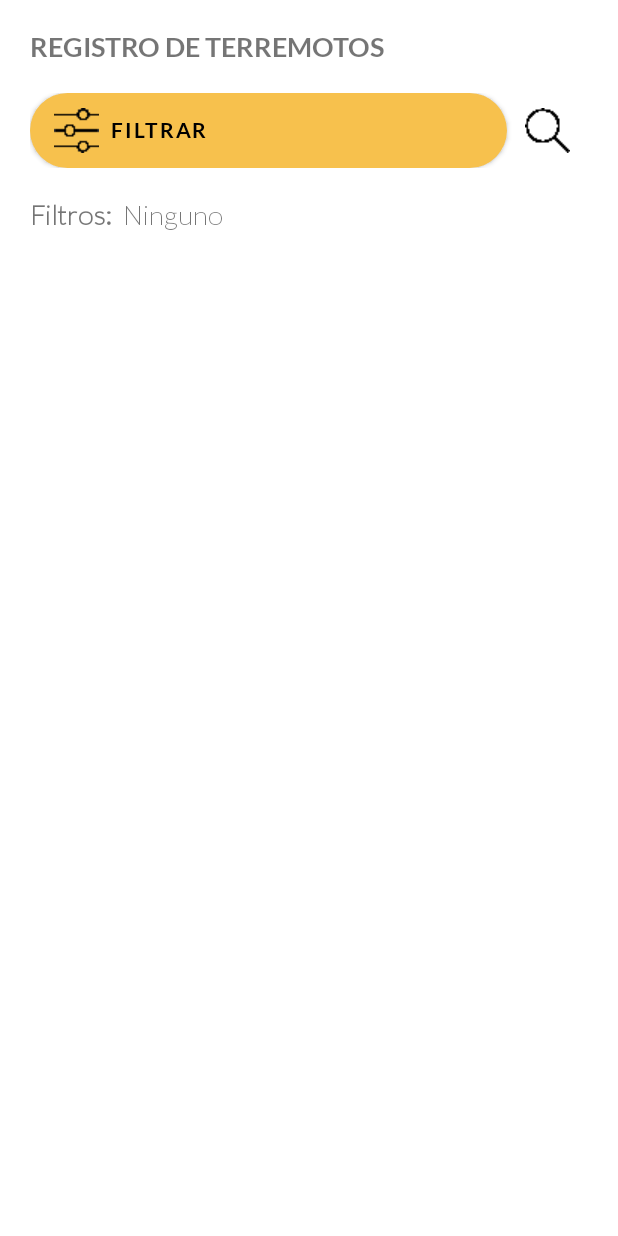
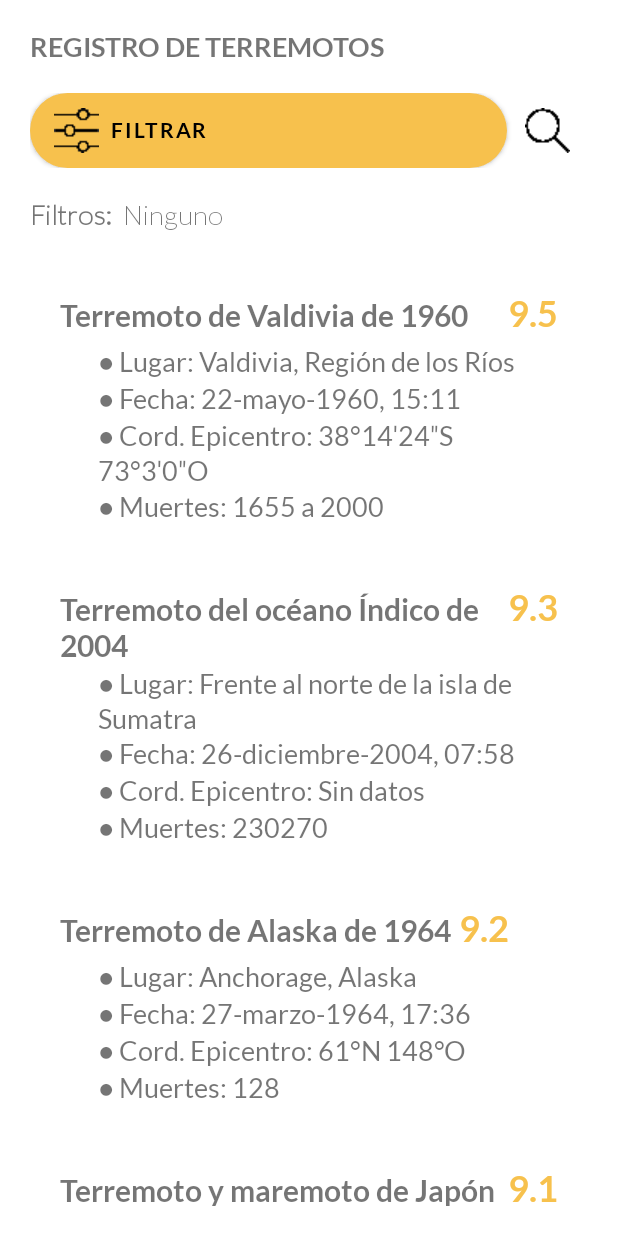
Before and after one commit to mariaduva/AD-SQLite-ProyectoT2, an Android app: the screen it shows after launch (ConsultActivity), after a tap on "CONSULTAR REGISTRO", on a phone screen of 412 x 824 dp. Run offline under Robolectric (Android 15) with nearby library versions, the phone set to English and light mode, and no system bars; our stand-ins replace Room's generated code.

Commit message:
now it loads correctly the data the first time

```diff
--- a/ProyectoBADT2_MariaDuque/app/src/main/java/com/example/proyectobadt2_maraduque/ConsultActivity.java
+++ b/ProyectoBADT2_MariaDuque/app/src/main/java/com/example/proyectobadt2_maraduque/ConsultActivity.java
@@ -1,11 +1,9 @@
 package com.example.proyectobadt2_maraduque;
 
-import androidx.appcompat.app.AlertDialog;
 import androidx.appcompat.app.AppCompatActivity;
 import androidx.recyclerview.widget.LinearLayoutManager;
 import androidx.recyclerview.widget.RecyclerView;
 
-import android.content.DialogInterface;
 import android.os.Bundle;
 import android.view.View;
 import android.widget.Button;
@@ -65,13 +63,11 @@ public class ConsultActivity extends AppCompatActivity implements View.OnClickLi
         loadDB();
 
         updateFilters();
-
-        loadRV();
     }
 
-    private void loadRV() {
+    private void loadRV(ArrayList<Terremoto> earthquakes) {
         llm = new LinearLayoutManager(this);
-        adapter = new EarthquakeAdapter(earthquakes);
+        adapter = new EarthquakeAdapter(this.earthquakes);
 
         rv.setLayoutManager(llm);
         rv.setHasFixedSize(true);
@@ -124,6 +120,9 @@ public class ConsultActivity extends AppCompatActivity implements View.OnClickLi
                 pDao.insert(p);
             }
         }
+        earthquakes = (ArrayList<Terremoto>) tDao.getAll();
+        affectedCountries = (ArrayList<PaisAfectado>) pDao.getAll();
+        loadRV(earthquakes);
     }
 
     @Override
--- a/ProyectoBADT2_MariaDuque/app/src/main/java/com/example/proyectobadt2_maraduque/dao/TerremotoDao.java
+++ b/ProyectoBADT2_MariaDuque/app/src/main/java/com/example/proyectobadt2_maraduque/dao/TerremotoDao.java
@@ -12,6 +12,7 @@ public interface TerremotoDao {
 
     @Query("SELECT * FROM TERREMOTOS")
     public List<Terremoto> getAll();
+
 
     /*
     María del futuro no se si te sirva esto, pero lo dejo por si acaso
--- a/ProyectoBADT2_MariaDuque/app/src/main/java/com/example/proyectobadt2_maraduque/data/ListadoPaisesAf.java
+++ b/ProyectoBADT2_MariaDuque/app/src/main/java/com/example/proyectobadt2_maraduque/data/ListadoPaisesAf.java
@@ -11,34 +11,34 @@ public class ListadoPaisesAf {
     public ListadoPaisesAf() {
         paisesAf = new ArrayList<PaisAfectado>();
 
-        paisesAf.add(new PaisAfectado("22 mayo 1960, 15:11", "Chile"));
-        paisesAf.add(new PaisAfectado("26 diciembre 2004, 07:58", "Indonesia"));
-        paisesAf.add(new PaisAfectado("27 marzo 1964, 17:36", "Estados Unidos"));
-        paisesAf.add(new PaisAfectado("11 marzo 2011, 14:46", "Japón"));
-        paisesAf.add(new PaisAfectado("4 noviembre 1952, 16:58", "Rusia"));
-        paisesAf.add(new PaisAfectado("13 agosto 1868, 21:30", "Chile"));
-        paisesAf.add(new PaisAfectado("28 octubre 1746, 22:30", "Perú"));
-        paisesAf.add(new PaisAfectado("26 enero 1700, 21:30", "Estados Unidos"));
-        paisesAf.add(new PaisAfectado("27 febrero 2010, 03:34", "Chile"));
-        paisesAf.add(new PaisAfectado("6 febrero 2023, 01:17", "Turquía"));
-        paisesAf.add(new PaisAfectado("6 febrero 2023, 01:17", "Siria"));
-        paisesAf.add(new PaisAfectado("31 enero 1906, 15:36", "Ecuador"));
-        paisesAf.add(new PaisAfectado("31 enero 1906, 15:36", "Colombia"));
-        paisesAf.add(new PaisAfectado("25 noviembre 1833, 20:00", "Indonesia"));
-        paisesAf.add(new PaisAfectado("1 noviembre 1755, 10:16", "Portugal"));
-        paisesAf.add(new PaisAfectado("8 julio 1730, 04:45", "Chile"));
-        paisesAf.add(new PaisAfectado("11 abril 2012, 15:38", "Indonesia"));
-        paisesAf.add(new PaisAfectado("28 marzo 2005, 23:09", "Indonesia"));
-        paisesAf.add(new PaisAfectado("9 marzo 1957, 14:22", "Estados Unidos"));
-        paisesAf.add(new PaisAfectado("15 agosto 1950", "India"));
-        paisesAf.add(new PaisAfectado("15 agosto 1950", "China"));
-        paisesAf.add(new PaisAfectado("10 noviembre 1922, 23:53", "Argentina"));
-        paisesAf.add(new PaisAfectado("28 marzo 1787, 11:30", "México"));
-        paisesAf.add(new PaisAfectado("3 febrero 1923, 04:58", "Rusia"));
-        paisesAf.add(new PaisAfectado("20 octubre 1687, 09:15", "Perú"));
-        paisesAf.add(new PaisAfectado("16 diciembre 1575, 14:30", "Chile"));
-        paisesAf.add(new PaisAfectado("16 septiembre 2015, 19:54", "Chile"));
-        paisesAf.add(new PaisAfectado("23 junio 2001, 15:33", "Perú"));
+        paisesAf.add(new PaisAfectado("22-mayo-1960, 15:11", "Chile"));
+        paisesAf.add(new PaisAfectado("26-diciembre-2004, 07:58", "Indonesia"));
+        paisesAf.add(new PaisAfectado("27-marzo-1964, 17:36", "Estados Unidos"));
+        paisesAf.add(new PaisAfectado("11-marzo-2011, 14:46", "Japón"));
+        paisesAf.add(new PaisAfectado("4-noviembre-1952, 16:58", "Rusia"));
+        paisesAf.add(new PaisAfectado("13-agosto-1868, 21:30", "Chile"));
+        paisesAf.add(new PaisAfectado("28-octubre-1746, 22:30", "Perú"));
+        paisesAf.add(new PaisAfectado("26-enero-1700, 21:30", "Estados Unidos"));
+        paisesAf.add(new PaisAfectado("27-febrero-2010, 03:34", "Chile"));
+        paisesAf.add(new PaisAfectado("6-febrero-2023, 01:17", "Turquía"));
+        paisesAf.add(new PaisAfectado("6-febrero-2023, 01:17", "Siria"));
+        paisesAf.add(new PaisAfectado("31-enero-1906, 15:36", "Ecuador"));
+        paisesAf.add(new PaisAfectado("31-enero-1906, 15:36", "Colombia"));
+        paisesAf.add(new PaisAfectado("25-noviembre-1833, 20:00", "Indonesia"));
+        paisesAf.add(new PaisAfectado("1-noviembre-1755, 10:16", "Portugal"));
+        paisesAf.add(new PaisAfectado("8-julio-1730, 04:45", "Chile"));
+        paisesAf.add(new PaisAfectado("11-abril-2012, 15:38", "Indonesia"));
+        paisesAf.add(new PaisAfectado("28-marzo-2005, 23:09", "Indonesia"));
+        paisesAf.add(new PaisAfectado("9-marzo-1957, 14:22", "Estados Unidos"));
+        paisesAf.add(new PaisAfectado("15-agosto-1950", "India"));
+        paisesAf.add(new PaisAfectado("15-agosto-1950", "China"));
+        paisesAf.add(new PaisAfectado("10-noviembre-1922, 23:53", "Argentina"));
+        paisesAf.add(new PaisAfectado("28-marzo-1787, 11:30", "México"));
+        paisesAf.add(new PaisAfectado("3-febrero-1923, 04:58", "Rusia"));
+        paisesAf.add(new PaisAfectado("20-octubre-1687, 09:15", "Perú"));
+        paisesAf.add(new PaisAfectado("16-diciembre-1575, 14:30", "Chile"));
+        paisesAf.add(new PaisAfectado("16-septiembre-2015, 19:54", "Chile"));
+        paisesAf.add(new PaisAfectado("23-junio-2001, 15:33", "Perú"));
 
     }
 
--- a/ProyectoBADT2_MariaDuque/app/src/main/java/com/example/proyectobadt2_maraduque/data/ListadoTerremotos.java
+++ b/ProyectoBADT2_MariaDuque/app/src/main/java/com/example/proyectobadt2_maraduque/data/ListadoTerremotos.java
@@ -11,31 +11,31 @@ public class ListadoTerremotos {
     public ListadoTerremotos() {
         listTerremotos = new ArrayList<>();
 
-        listTerremotos.add(new Terremoto("22 mayo 1960, 15:11", 9.5, "Terremoto de Valdivia de 1960", "Valdivia, Región de los Ríos", "38°14′24″S 73°3′0″O", "1655 a 2000"));
-        listTerremotos.add(new Terremoto("26 diciembre 2004, 07:58", 9.3, "Terremoto del océano Índico de 2004", "Frente al norte de la isla de Sumatra", "Sin datos", "230270"));
-        listTerremotos.add(new Terremoto("27 marzo 1964, 17:36", 9.2, "Terremoto de Alaska de 1964", "Anchorage, Alaska", "61°N 148°O", "128"));
-        listTerremotos.add(new Terremoto("11 marzo 2011, 14:46", 9.1, "Terremoto y maremoto de Japón de 2011", "Costa Este de la Región de Tōhoku, Honshū", "38°19′19.20″N 142°22′8.40″E", "15897"));
-        listTerremotos.add(new Terremoto("4 noviembre 1952, 16:58", 9.0, "Terremoto de Kamchatka de 1952", "Península de Kamchatka", "52°48′N 159°30′E", "2366"));
-        listTerremotos.add(new Terremoto("13 agosto 1868, 21:30", 9.0, "Terremoto de Arica de 1868", "Arica", "18°36′S 71°0′O", "693"));
-        listTerremotos.add(new Terremoto("28 octubre 1746, 22:30", 9.0, "Terremoto de Lima de 1746", "Lima y Callao", "11°21′00″S 77°16′48″O", "15000 a 20000"));
-        listTerremotos.add(new Terremoto("26 enero 1700, 21:30", 9.0, "Terremoto de Cascadia de 1700", "California, Oregón, Washington y Columbia Británica", "Sin datos", "Sin datos"));
-        listTerremotos.add(new Terremoto("27 febrero 2010, 03:34", 8.8, "Terremoto de Chile de 2010", "Cobquecura, Región del Biobío (actual Ñuble)", "35°50′45.6″S 72°42′57.6″O", "525"));
-        listTerremotos.add(new Terremoto("31 enero 1906, 15:36", 8.8, "Terremoto de Ecuador y Colombia de 1906", "Frente a las costas de Esmeraldas", "1°0′N 81°30′O", "1500"));
-        listTerremotos.add(new Terremoto("25 noviembre 1833, 20:00", 8.8, "Terremoto de Sumatra de 1833", "En el mar al sur de la isla de Sumatra, a 175 km al sur de Padang", "3°30′S 102°12′E", "Sin datos"));
-        listTerremotos.add(new Terremoto("1 noviembre 1755, 10:16", 8.7, "Terremoto de Lisboa de 1755", "Lisboa", "36°N 11°O", "60000 a 100000"));
-        listTerremotos.add(new Terremoto("8 julio 1730, 04:45", 8.7, "Terremoto de Valparaíso de 1730", "Valparaíso y La Serena", "33°30′S 71°36′O", "300"));
-        listTerremotos.add(new Terremoto("11 abril 2012, 15:38", 8.6, "Terremoto del océano Índico de 2012", "Frente al norte de la isla de Sumatra", "02°18′39.6″N 93°03′46.8″E", "10"));
-        listTerremotos.add(new Terremoto("28 marzo 2005, 23:09", 8.6, "Terremoto de Sumatra de 2005", "Frente al norte de la isla de Sumatra", "2°36′N 97°6′E", "1300"));
-        listTerremotos.add(new Terremoto("9 marzo 1957, 14:22", 8.6, "Terremoto de las islas Andreanof de 1957", "Islas Andreanof, Alaska", "51°33′36″N 175°23′24″O", "0"));
-        listTerremotos.add(new Terremoto("15 agosto 1950", 8.6, "Terremoto de Assam de 1950", "Assam (India), Tíbet (China)", "28°30′N 96°30′O", "1526"));
-        listTerremotos.add(new Terremoto("10 noviembre 1922, 23:53", 8.6, "Terremoto de Vallenar de 1922 Chile", "Región de Atacama y Provincia de Catamarca", "Sin datos", "1500"));
-        listTerremotos.add(new Terremoto("28 marzo 1787, 11:30", 8.6, "Terremoto de Nueva España de 1787", "Costas de Oaxaca y Guerrero", "Sin datos", "11"));
-        listTerremotos.add(new Terremoto("3 febrero 1923, 04:58", 8.5, "Terremoto de Kamchatka de 1923", "Península de Kamchatka", "54°N 161°E", "Sin datos"));
-        listTerremotos.add(new Terremoto("20 octubre 1687, 09:15", 8.5, "Terremotos de Lima y Callao de 1687", "Lima y Callao", "Sin datos", "5000"));
-        listTerremotos.add(new Terremoto("16 diciembre 1575, 14:30", 8.5, "Terremoto de Valdivia de 1575", "Valdivia", "39°48′S 73°12′O", "1221"));
-        listTerremotos.add(new Terremoto("16 septiembre 2015, 19:54", 8.4, "Terremoto de Coquimbo de 2015", "Frente a las costas de la Comuna de Canela, Región de Coquimbo", "31°34′52″S 71°45′07″O", "12"));
-        listTerremotos.add(new Terremoto("23 junio 2001, 15:33", 8.4, "Terremoto del sur del Perú de 2001", "Departamentos de Arequipa, Moquegua y Tacna", "16°15′36″S 73°38′24″O", "102"));
-        listTerremotos.add(new Terremoto("6 febrero 2023, 01:17", 7.8, "Terremoto de Turquía y Siria 2023", "Turquía, Siria", "37°10′26″N 37°01′55″E", "40120"));
+        listTerremotos.add(new Terremoto("22-mayo-1960, 15:11", 9.5, "Terremoto de Valdivia de 1960", "Valdivia, Región de los Ríos", "38°14′24″S 73°3′0″O", "1655 a 2000"));
+        listTerremotos.add(new Terremoto("26-diciembre-2004, 07:58", 9.3, "Terremoto del océano Índico de 2004", "Frente al norte de la isla de Sumatra", "Sin datos", "230270"));
+        listTerremotos.add(new Terremoto("27-marzo-1964, 17:36", 9.2, "Terremoto de Alaska de 1964", "Anchorage, Alaska", "61°N 148°O", "128"));
+        listTerremotos.add(new Terremoto("11-marzo-2011, 14:46", 9.1, "Terremoto y maremoto de Japón de 2011", "Costa Este de la Región de Tōhoku, Honshū", "38°19′19.20″N 142°22′8.40″E", "15897"));
+        listTerremotos.add(new Terremoto("4-noviembre-1952, 16:58", 9.0, "Terremoto de Kamchatka de 1952", "Península de Kamchatka", "52°48′N 159°30′E", "2366"));
+        listTerremotos.add(new Terremoto("13-agosto-1868, 21:30", 9.0, "Terremoto de Arica de 1868", "Arica", "18°36′S 71°0′O", "693"));
+        listTerremotos.add(new Terremoto("28-octubre-1746, 22:30", 9.0, "Terremoto de Lima de 1746", "Lima y Callao", "11°21′00″S 77°16′48″O", "15000 a 20000"));
+        listTerremotos.add(new Terremoto("26-enero-1700, 21:30", 9.0, "Terremoto de Cascadia de 1700", "California, Oregón, Washington y Columbia Británica", "Sin datos", "Sin datos"));
+        listTerremotos.add(new Terremoto("27-febrero-2010, 03:34", 8.8, "Terremoto de Chile de 2010", "Cobquecura, Región del Biobío (actual Ñuble)", "35°50′45.6″S 72°42′57.6″O", "525"));
+        listTerremotos.add(new Terremoto("31-enero-1906, 15:36", 8.8, "Terremoto de Ecuador y Colombia de 1906", "Frente a las costas de Esmeraldas", "1°0′N 81°30′O", "1500"));
+        listTerremotos.add(new Terremoto("25-noviembre-1833, 20:00", 8.8, "Terremoto de Sumatra de 1833", "En el mar al sur de la isla de Sumatra, a 175 km al sur de Padang", "3°30′S 102°12′E", "Sin datos"));
+        listTerremotos.add(new Terremoto("1-noviembre-1755, 10:16", 8.7, "Terremoto de Lisboa de 1755", "Lisboa", "36°N 11°O", "60000 a 100000"));
+        listTerremotos.add(new Terremoto("8-julio-1730, 04:45", 8.7, "Terremoto de Valparaíso de 1730", "Valparaíso y La Serena", "33°30′S 71°36′O", "300"));
+        listTerremotos.add(new Terremoto("11-abril-2012, 15:38", 8.6, "Terremoto del océano Índico de 2012", "Frente al norte de la isla de Sumatra", "02°18′39.6″N 93°03′46.8″E", "10"));
+        listTerremotos.add(new Terremoto("28-marzo-2005, 23:09", 8.6, "Terremoto de Sumatra de 2005", "Frente al norte de la isla de Sumatra", "2°36′N 97°6′E", "1300"));
+        listTerremotos.add(new Terremoto("9-marzo-1957, 14:22", 8.6, "Terremoto de las islas Andreanof de 1957", "Islas Andreanof, Alaska", "51°33′36″N 175°23′24″O", "0"));
+        listTerremotos.add(new Terremoto("15-agosto-1950", 8.6, "Terremoto de Assam de 1950", "Assam (India), Tíbet (China)", "28°30′N 96°30′O", "1526"));
+        listTerremotos.add(new Terremoto("10-noviembre-1922, 23:53", 8.6, "Terremoto de Vallenar de 1922 Chile", "Región de Atacama y Provincia de Catamarca", "Sin datos", "1500"));
+        listTerremotos.add(new Terremoto("28-marzo-1787, 11:30", 8.6, "Terremoto de Nueva España de 1787", "Costas de Oaxaca y Guerrero", "Sin datos", "11"));
+        listTerremotos.add(new Terremoto("3-febrero-1923, 04:58", 8.5, "Terremoto de Kamchatka de 1923", "Península de Kamchatka", "54°N 161°E", "Sin datos"));
+        listTerremotos.add(new Terremoto("20-octubre-1687, 09:15", 8.5, "Terremotos de Lima y Callao de 1687", "Lima y Callao", "Sin datos", "5000"));
+        listTerremotos.add(new Terremoto("16-diciembre-1575, 14:30", 8.5, "Terremoto de Valdivia de 1575", "Valdivia", "39°48′S 73°12′O", "1221"));
+        listTerremotos.add(new Terremoto("16-septiembre-2015, 19:54", 8.4, "Terremoto de Coquimbo de 2015", "Frente a las costas de la Comuna de Canela, Región de Coquimbo", "31°34′52″S 71°45′07″O", "12"));
+        listTerremotos.add(new Terremoto("23-junio-2001, 15:33", 8.4, "Terremoto del sur del Perú de 2001", "Departamentos de Arequipa, Moquegua y Tacna", "16°15′36″S 73°38′24″O", "102"));
+        listTerremotos.add(new Terremoto("6-febrero-2023, 01:17", 7.8, "Terremoto de Turquía y Siria 2023", "Turquía, Siria", "37°10′26″N 37°01′55″E", "40120"));
 
     }
 
--- a/ProyectoBADT2_MariaDuque/app/src/main/java/com/example/proyectobadt2_maraduque/dialog/FilterDialog.java
+++ b/ProyectoBADT2_MariaDuque/app/src/main/java/com/example/proyectobadt2_maraduque/dialog/FilterDialog.java
@@ -34,7 +34,7 @@ public class FilterDialog extends DialogFragment {
 
     private static final String VALIDTE_YEAR = "^[12][0-9]{3}$";
     private static final ArrayList<String> MONTHS = new ArrayList<String>() {{
-        add("ninguno");
+        add("Ninguno");
         add("enero");
         add("febrero");
         add("marzo");
--- a/ProyectoBADT2_MariaDuque/app/src/main/res/values-night/themes.xml
+++ b/ProyectoBADT2_MariaDuque/app/src/main/res/values-night/themes.xml
@@ -2,7 +2,7 @@
     <!-- Base application theme. -->
     <style name="Theme.ProyectoBADT2_MaríaDuque" parent="Theme.MaterialComponents.DayNight.NoActionBar">
         <!-- Primary brand color. -->
-        <item name="colorPrimary">@color/purple_200</item>
+        <item name="colorPrimary">@color/purple_500</item>
         <item name="colorPrimaryVariant">@color/purple_700</item>
         <item name="colorOnPrimary">@color/black</item>
         <!-- Secondary brand color. -->
```
